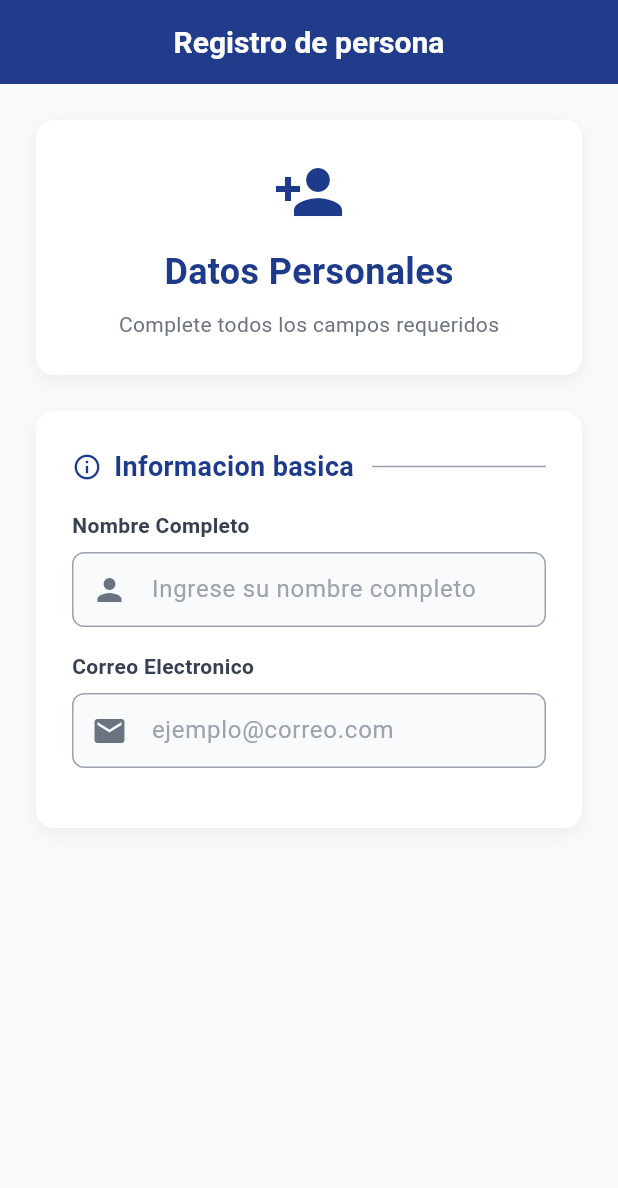
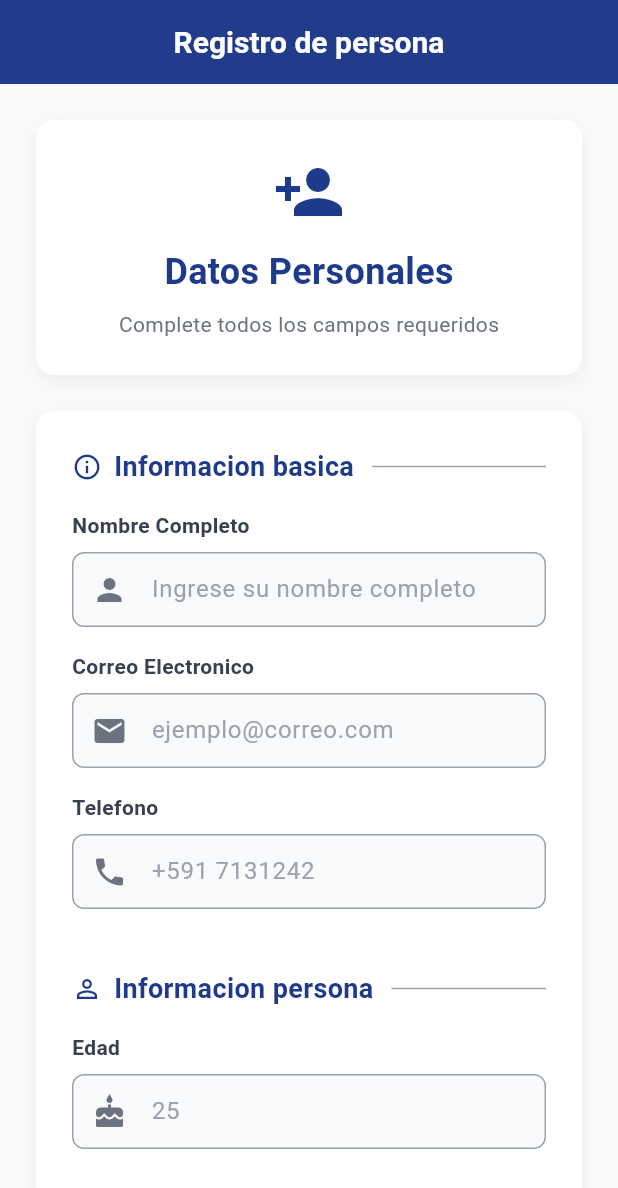
Before and after one commit to elingeyes/widgetestaticos, a Flutter app: the screen it shows after launch, on a phone screen of 412 x 824 dp. Shown: the top 1188 px of the screen. Run offline on Flutter 3.47's test engine with Material 3 defaults, Android fonts, the phone set to English and light mode, and no system bars.

Commit message:
creacion del campo telefono agregado de espacio para la nueva seccion informacion persoanl creacion del input para edad

```diff
--- a/lib/main.dart
+++ b/lib/main.dart
@@ -163,6 +163,32 @@ class RegistrationFormScreen extends StatelessWidget {
                     label: 'Correo Electronico',
                     hint: 'ejemplo@correo.com',
                     icon: Icons.email,
+                  ),
+
+                  _buildTextField(
+                      label: 'Telefono',
+                      hint: '+591 7131242',
+                      icon: Icons.phone
+                  ),
+
+                  //espacioado definido para continuar con la seccion
+                  SizedBox(height: 24),
+
+                  //seccion informacion personal
+                  _buildSectionTitle('Informacion persona', Icons.person_outline),
+
+                  //creacion de la nueva fila
+                  Row(
+                    //creacion del elemento hijo para edad en informacion personal
+                    children: [
+                      Expanded(
+                          child: _buildTextField(
+                              label: 'Edad',
+                              hint: '25',
+                              icon: Icons.cake,
+                          )
+                      )
+                    ],
                   )
                 ],
               ),
```
